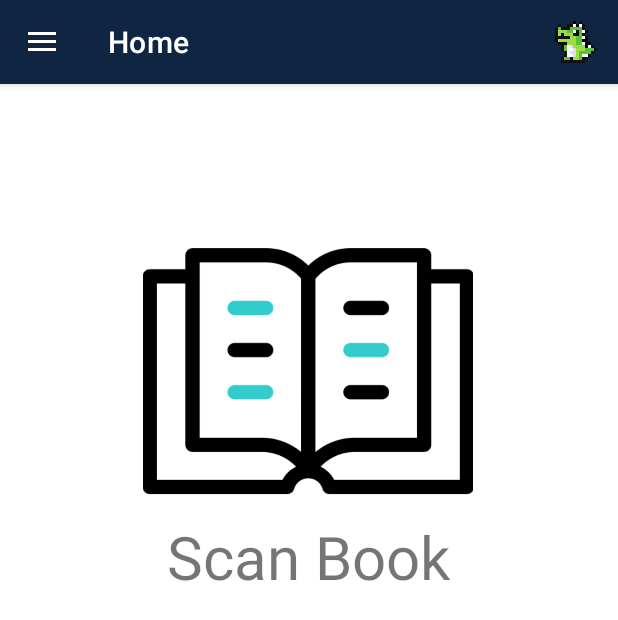
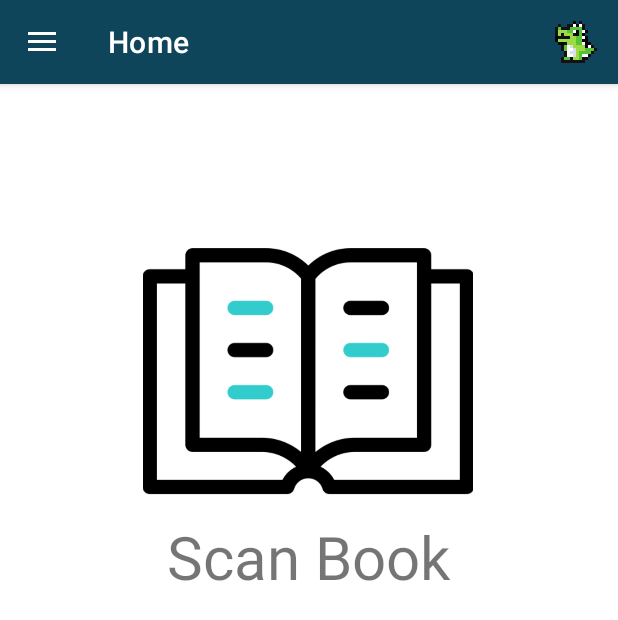
Before and after one commit to Hannah-Ashna/The-Library-App, an Android app: the screen it shows after launch once a user with an empty profile is signed in (NavigationActivity), on a phone screen of 412 x 824 dp. Shown: the top 620 px of the screen. Run offline under Robolectric (Android 15) with nearby library versions, the phone set to English and light mode, and no system bars; our stand-ins replace Firebase (no records; nobody signed in at launch, a user with empty details on screens opened directly), navigation-ui.

Commit message:
Modified DarkMode Theme

```diff
--- a/app/src/main/res/layout/activity_navigation.xml
+++ b/app/src/main/res/layout/activity_navigation.xml
@@ -20,6 +20,7 @@
         android:layout_height="match_parent"
         android:layout_gravity="start"
         android:fitsSystemWindows="true"
+        android:theme="@style/Theme.LibraryApp.NavView"
         app:headerLayout="@layout/nav_header_navigation"
         app:menu="@menu/activity_navigation_drawer" />
 </androidx.drawerlayout.widget.DrawerLayout>
--- a/app/src/main/res/layout/app_bar_navigation.xml
+++ b/app/src/main/res/layout/app_bar_navigation.xml
@@ -15,7 +15,6 @@
             android:id="@+id/toolbar"
             android:layout_width="match_parent"
             android:layout_height="?attr/actionBarSize"
-            android:background="@color/devsoc"
             app:popupTheme="@style/Theme.LibraryApp.PopupOverlay" />
 
     </com.google.android.material.appbar.AppBarLayout>
--- a/app/src/main/res/values-night/themes.xml
+++ b/app/src/main/res/values-night/themes.xml
@@ -6,11 +6,24 @@
         <item name="colorPrimaryVariant">@color/devsoc_300</item>
         <item name="colorOnPrimary">@color/white</item>
         <!-- Secondary brand color. -->
-        <item name="colorSecondary">@color/devsoc_400</item>
-        <item name="colorSecondaryVariant">@color/devsoc_500</item>
-        <item name="colorOnSecondary">@color/black</item>
+        <item name="colorSecondary">@color/gray</item>
+        <item name="colorSecondaryVariant">@color/gray_200</item>
+        <item name="colorOnSecondary">@color/white</item>
         <!-- Status bar color. -->
-        <item name="android:statusBarColor">?attr/colorPrimaryVariant</item>
+        <item name="android:statusBarColor">@color/gray_200</item>
+
         <!-- Customize your theme here. -->
+        <item name="android:colorBackground">@color/gray</item>
+        <item name="android:textColor">@color/white</item>
+
     </style>
+
+    <style name="Theme.LibraryApp.AppBarOverlay">
+        <item name="backgroundTint">@color/gray_200</item>
+    </style>
+
+    <style name="Theme.LibraryApp.NavView">
+        <item name="colorPrimary">@color/mint</item>
+    </style>
+
 </resources>
--- a/app/src/main/res/values/colors.xml
+++ b/app/src/main/res/values/colors.xml
@@ -7,6 +7,11 @@
     <color name="teal_700">#FF018786</color>
     <color name="black">#FF000000</color>
     <color name="white">#FFFFFFFF</color>
+    <color name="gray">#808080</color>
+    <color name="mint">#E6EFE9</color>
+    <color name="off_white">#F3E9D2</color>
+    <color name="gray_100">#303030</color>
+    <color name="gray_200">#2B2B2B</color>
     <color name="devsoc">#FF102542</color>
     <color name="devsoc_100">#102542</color>
     <color name="devsoc_200">#0F455B</color>
--- a/app/src/main/res/values/themes.xml
+++ b/app/src/main/res/values/themes.xml
@@ -10,7 +10,7 @@
         <item name="colorSecondaryVariant">@color/devsoc_500</item>
         <item name="colorOnSecondary">@color/black</item>
         <!-- Status bar color. -->
-        <item name="android:statusBarColor">?attr/colorPrimaryVariant</item>
+        <item name="android:statusBarColor">@color/devsoc</item>
         <!-- Customize your theme here. -->
     </style>
 
@@ -19,8 +19,11 @@
         <item name="windowNoTitle">true</item>
     </style>
 
-    <style name="Theme.LibraryApp.AppBarOverlay" parent="ThemeOverlay.AppCompat.Dark.ActionBar" />
+    <style name="Theme.LibraryApp.AppBarOverlay" parent="ThemeOverlay.AppCompat.Dark.ActionBar">
+        <item name="backgroundTint">@color/devsoc</item>
+    </style>
 
     <style name="Theme.LibraryApp.PopupOverlay" parent="ThemeOverlay.AppCompat.Light" />
+    <style name="Theme.LibraryApp.NavView" parent="ThemeOverlay.AppCompat.Light" />
 
 </resources>
```
